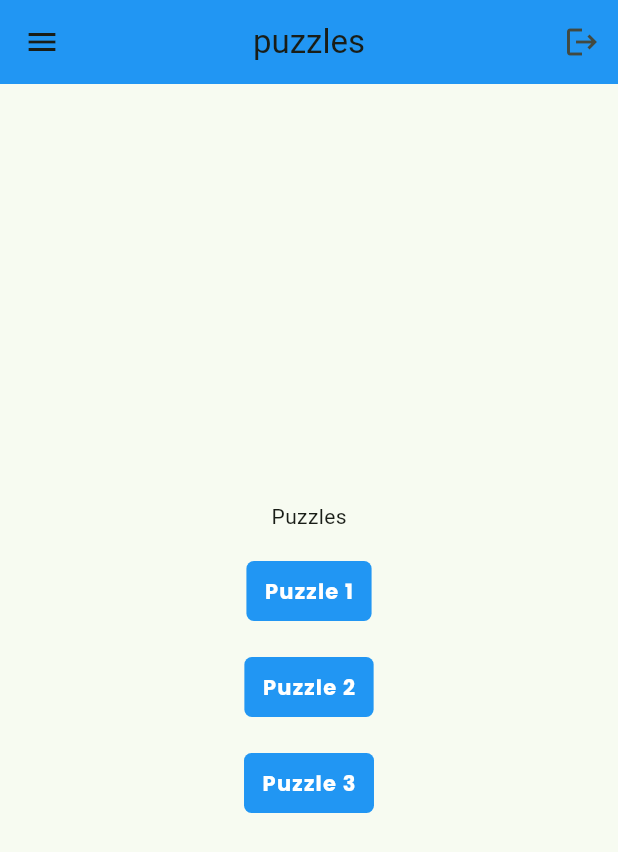
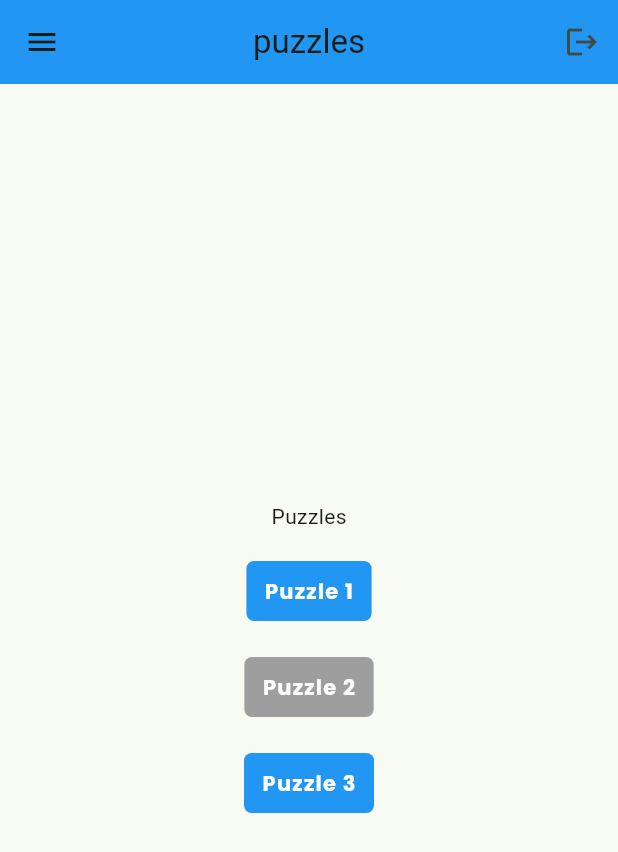
Before and after one commit to walliscode/Eremos, a Flutter app: the screen it shows once a user with an empty profile is signed in, on a phone screen of 412 x 824 dp. Shown: the top 852 px of the screen. Run offline on Flutter 3.47's test engine with Material 3 defaults, Android fonts, the phone set to English and light mode, and no system bars; our stand-ins replace cloud_firestore, firebase_auth, firebase_core, firebase_storage, flutter_riverpod, google_fonts; accounts and stored records are empty; network calls fail.

Commit message:
added greyed out buttons

```diff
--- a/eremos/lib/screens/puzzles/puzzles.dart
+++ b/eremos/lib/screens/puzzles/puzzles.dart
@@ -1,3 +1,4 @@
+import 'package:cloud_firestore/cloud_firestore.dart';
 import 'package:eremos/models/app_user.dart';
 import 'package:eremos/screens/home/home.dart';
 import 'package:eremos/screens/providers/auth_provider.dart';
@@ -19,6 +20,10 @@ class PuzzleScreen extends StatefulWidget {
 }
 
 class _PuzzleScreenState extends State<PuzzleScreen> {
+  bool chessPuzzleSolved = false;
+  late CloudbaseUser cbUser;
+  late DocumentReference teamRef;
+
   @override
   Widget build(BuildContext context) {
     return Consumer(
@@ -31,6 +36,47 @@ class _PuzzleScreenState extends State<PuzzleScreen> {
             if (value == null) {
               return WelcomeScreen();
             }
+
+            final db = FirebaseFirestore.instance;
+
+            // get user data from Firestore (this is the Cloud store rather than the Auth data)
+            final DocumentReference userRef = db
+                .collection('users')
+                .doc(value.uid);
+
+            userRef.get().then((DocumentSnapshot documentSnapshot) {
+              final data = documentSnapshot.data() as Map<String, dynamic>;
+
+              // if no teamId then return to main puzzles screens
+              if (data['teamId'] == null) {
+                // Navigate to the PuzzleScreen
+                return WidgetsBinding.instance.addPostFrameCallback((_) {
+                  Navigator.of(context).push(
+                    MaterialPageRoute(builder: (context) => WelcomeScreen()),
+                  );
+                });
+              }
+
+              setState(() {
+                // set the user data
+                cbUser = CloudbaseUser(
+                  uid: documentSnapshot.id,
+                  displayName: data['displayName'],
+                  teamId: data['teamId'],
+                );
+
+                // set the team data
+                teamRef = db.collection('teams').doc(cbUser.teamId);
+
+                // set the part one solved status
+                teamRef.get().then((DocumentSnapshot doc) {
+                  final teamData = doc.data() as Map<String, dynamic>;
+
+                  chessPuzzleSolved = teamData['chessPuzzleSolved'];
+                });
+              });
+            });
+
             return Scaffold(
               appBar: BaseAppBar(titleText: "puzzles"),
               drawer: NavDrawer(isBenLoggedIn: value.isBenLoggedIn),
@@ -58,9 +104,8 @@ class _PuzzleScreenState extends State<PuzzleScreen> {
                     const SizedBox(height: 16.0),
                     // puzzle 2
                     StyledButton(
-                      onPressed: () {
-                        // navigate to puzzle 2 screen
-                      },
+                      isEnabled: chessPuzzleSolved,
+                      onPressed: () {},
                       child: const StyledButtonText('Puzzle 2'),
                     ),
                     const SizedBox(height: 16.0),
--- a/eremos/lib/shared/styled_button.dart
+++ b/eremos/lib/shared/styled_button.dart
@@ -2,22 +2,29 @@ import 'package:flutter/material.dart';
 import 'package:google_fonts/google_fonts.dart';
 
 class StyledButton extends StatelessWidget {
-  const StyledButton({super.key, required this.onPressed, required this.child});
+  const StyledButton({
+    super.key,
+    required this.onPressed,
+    required this.child,
+    this.isEnabled = true,
+  });
 
-  final void Function() onPressed;
+  final void Function()? onPressed;
+  final bool isEnabled;
   final Widget child;
 
   @override
   Widget build(BuildContext context) {
     return TextButton(
       style: TextButton.styleFrom(
-        backgroundColor: Colors.blue[500],
+        // change the background color of the button depending on the value of isEnabled
+        backgroundColor: isEnabled ? Colors.blue : Colors.grey,
         foregroundColor: Colors.white,
         shape: const RoundedRectangleBorder(
           borderRadius: BorderRadius.all(Radius.circular(5)),
         ),
       ),
-      onPressed: onPressed,
+      onPressed: isEnabled ? onPressed : null,
       child: child,
     );
   }
```
